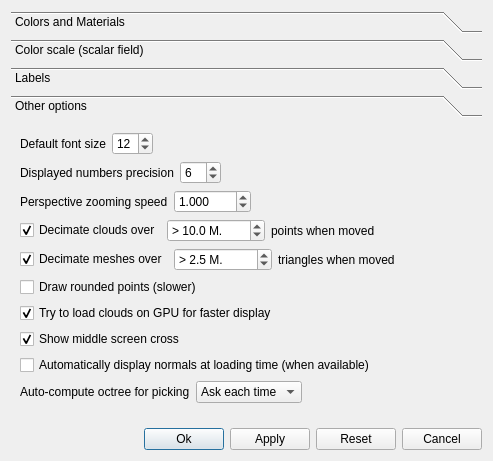
Old version of the form qCC/ui_templates/displayOptionsDlg.ui in the repository CloudCompare/CloudCompare.
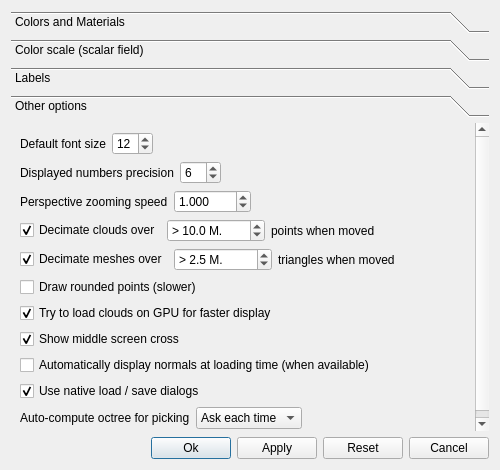
New version of the form. Icons and pictures are not drawn.

Commit message: the user can now control whether load and save dialogs should be native ones or generic Qt dialogs (default is now 'native' on all OSes)

```diff
--- a/qCC/ui_templates/displayOptionsDlg.ui
+++ b/qCC/ui_templates/displayOptionsDlg.ui
@@ -6,8 +6,8 @@
    <rect>
     <x>0</x>
     <y>0</y>
-    <width>493</width>
-    <height>461</height>
+    <width>500</width>
+    <height>470</height>
    </rect>
   </property>
   <property name="sizePolicy">
@@ -584,8 +584,8 @@
        <rect>
         <x>0</x>
         <y>0</y>
-        <width>475</width>
-        <height>304</height>
+        <width>482</width>
+        <height>313</height>
        </rect>
       </property>
       <attribute name="label">
@@ -876,6 +876,16 @@
          </property>
         </widget>
        </item>
+       <item>
+        <widget class="QCheckBox" name="useNativeDialogsCheckBox">
+         <property name="text">
+          <string>Use native load / save dialogs</string>
+         </property>
+         <property name="checked">
+          <bool>true</bool>
+         </property>
+        </widget>
+       </item>
        <item>
         <layout class="QHBoxLayout" name="horizontalLayout_10">
          <item>
```
The commit also changes 6 other files.
